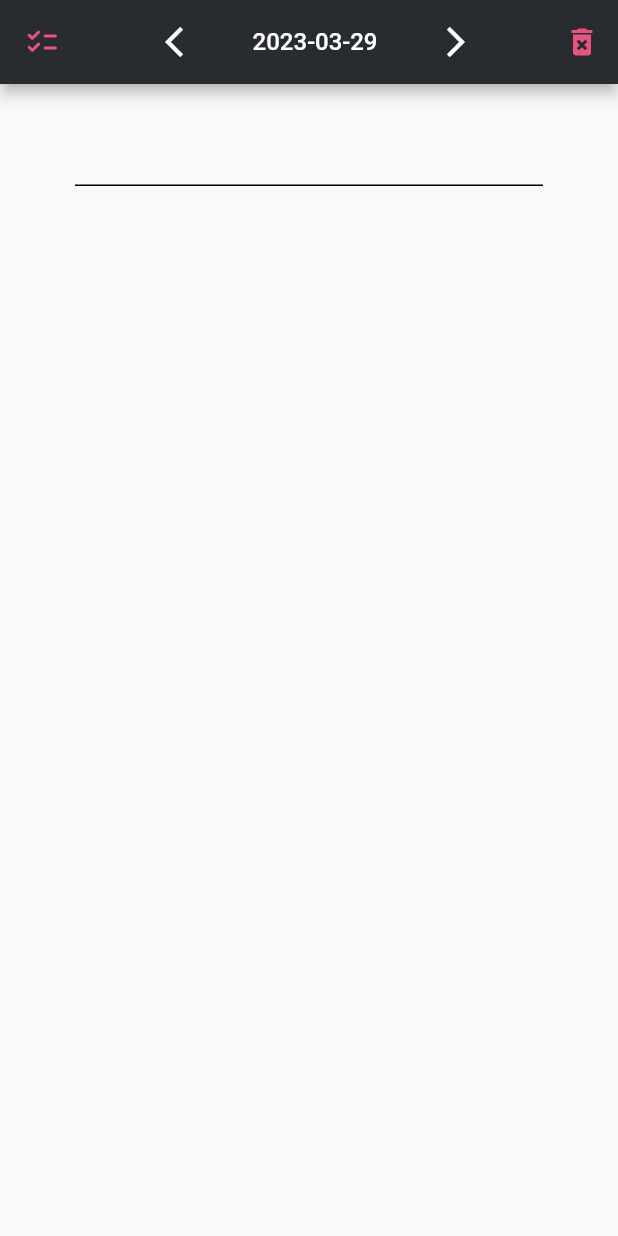
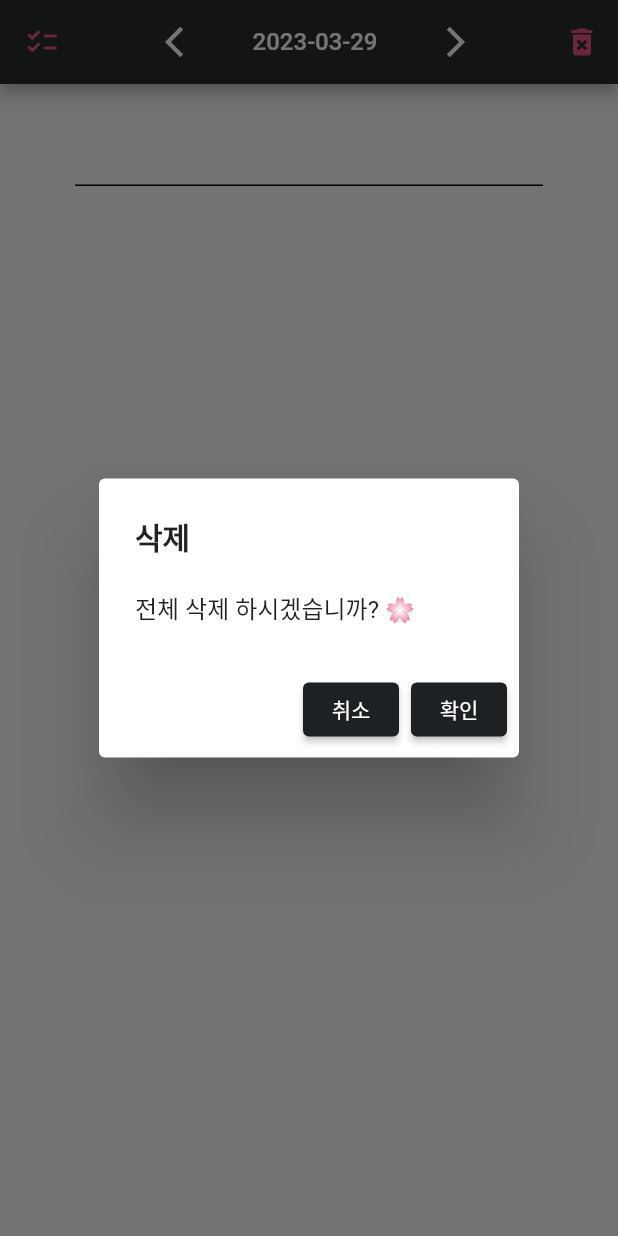
Before and after one commit to GangOn0215/flutter-simple-todo, a Flutter app: the screen it shows after launch, after a tap on the "arrow back ios new" icon, after a tap on the "delete forever" icon, on a phone screen of 412 x 824 dp. Run offline on Flutter 3.47's test engine with Material 2 defaults, Android fonts, the phone set to English and light mode, and no system bars; our stand-ins replace shared_preferences.

Commit message:
#2.4 all delete
1. 모두 삭제하기 기능 모달창 작업
2. todo 업데이트 할대 빈 문자열이면 초기화 작업

```diff
--- a/lib/screens/todo_screen.dart
+++ b/lib/screens/todo_screen.dart
@@ -22,6 +22,8 @@ class _TodoscreenState extends State<Todoscreen> {
   final fieldText = TextEditingController();
   final uuid = const Uuid();
   late String pickDate;
+
+  bool isModal = false;
 
   late Map<String, dynamic> todos;
   late List<String> todoKeys;
@@ -94,6 +96,7 @@ class _TodoscreenState extends State<Todoscreen> {
     todos = {};
     todoKeys = [];
 
+    Navigator.of(context).pop();
     setState(() {});
   }
 
@@ -107,6 +110,12 @@ class _TodoscreenState extends State<Todoscreen> {
     setState(() {
       pickDate = setDateYesterday(pickDate);
     });
+  }
+
+  void onClickDeleteAll() {
+    isModal = !isModal;
+
+    setState(() {});
   }
 
   Future _selectDate(BuildContext context) async {
@@ -179,7 +188,7 @@ class _TodoscreenState extends State<Todoscreen> {
           Row(
             children: [
               IconButton(
-                onPressed: onReset,
+                onPressed: () => _asyncConfirmDialog(context),
                 icon: Icon(
                   Icons.delete_forever,
                   color: _mainColor,
@@ -225,4 +234,37 @@ class _TodoscreenState extends State<Todoscreen> {
       ),
     );
   }
+
+  Future<void> _asyncConfirmDialog(BuildContext context) async {
+    return showDialog<void>(
+      context: context,
+      builder: (context) {
+        return AlertDialog(
+          title: const Text(
+            '삭제',
+            style: TextStyle(fontWeight: FontWeight.bold),
+          ),
+          content: const Text('전체 삭제 하시겠습니까? 🌸'),
+          actions: <Widget>[
+            ElevatedButton(
+              onPressed: () {
+                Navigator.of(context).pop();
+              },
+              style: ElevatedButton.styleFrom(
+                backgroundColor: _mainBackground,
+              ),
+              child: const Text('취소'),
+            ),
+            ElevatedButton(
+              onPressed: onReset,
+              style: ElevatedButton.styleFrom(
+                backgroundColor: _mainBackground,
+              ),
+              child: const Text('확인'),
+            )
+          ],
+        );
+      },
+    );
+  }
 }
--- a/lib/widgets/todo_list_widget.dart
+++ b/lib/widgets/todo_list_widget.dart
@@ -106,7 +106,7 @@ class _TodoListWidgetState extends State<TodoListWidget> {
                 );
               },
               separatorBuilder: (context, index) => const SizedBox(
-                height: 10,
+                height: 0,
               ),
             ),
           )
--- a/lib/widgets/todo_row_widget.dart
+++ b/lib/widgets/todo_row_widget.dart
@@ -78,11 +78,14 @@ class _TodoRowWidgetState extends State<TodoRowWidget> {
                   style: widget.todoRow.checked
                       ? const TextStyle(
                           fontSize: 14,
+                          height: 1,
                           decoration: TextDecoration.lineThrough,
                           decorationThickness: 3,
                           color: Colors.grey,
                         )
                       : const TextStyle(
+                          fontSize: 14,
+                          height: 1,
                           color: Colors.black,
                         ),
                 ),
```
Also changed, not shown: lib/widgets/todo_detail_modal_widget.dart (+8 -1 lines), 6 other files.
